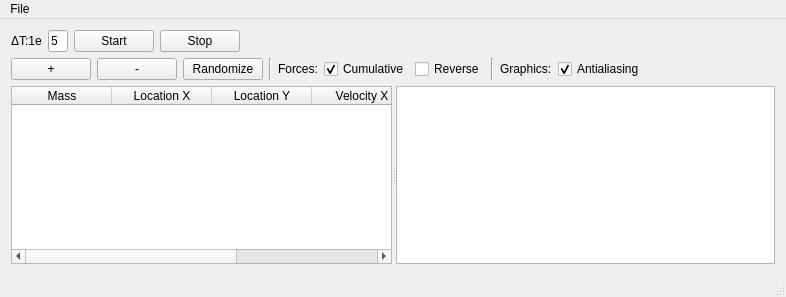
Old version of the form source/ObjectSelector/mainwindow.ui in the repository CDavantzis/GravitySimulator.
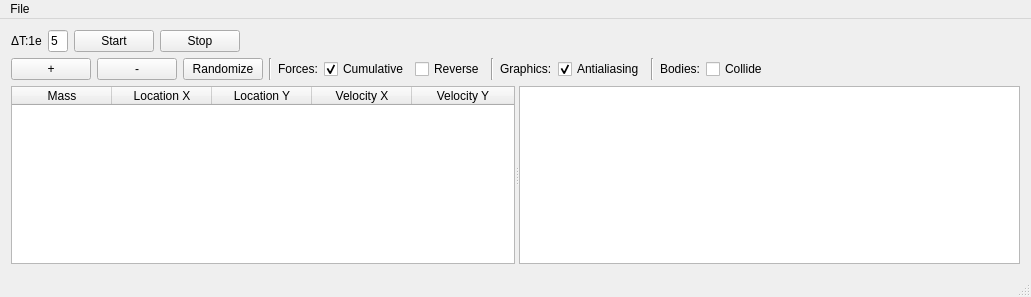
New version of the form. Custom widgets are drawn as their Qt base class.

```diff
--- a/source/ObjectSelector/mainwindow.ui
+++ b/source/ObjectSelector/mainwindow.ui
@@ -6,7 +6,7 @@
    <rect>
     <x>0</x>
     <y>0</y>
-    <width>786</width>
+    <width>1031</width>
     <height>297</height>
    </rect>
   </property>
@@ -195,6 +195,27 @@
         </property>
        </widget>
       </item>
+      <item>
+       <widget class="Line" name="line_3">
+        <property name="orientation">
+         <enum>Qt::Vertical</enum>
+        </property>
+       </widget>
+      </item>
+      <item>
+       <widget class="QLabel" name="label_4">
+        <property name="text">
+         <string>Bodies:</string>
+        </property>
+       </widget>
+      </item>
+      <item>
+       <widget class="QCheckBox" name="checkBox_bodies_collide">
+        <property name="text">
+         <string>Collide</string>
+        </property>
+       </widget>
+      </item>
       <item>
        <spacer name="horizontalSpacer">
         <property name="orientation">
@@ -307,7 +328,7 @@
     <rect>
      <x>0</x>
      <y>0</y>
-     <width>786</width>
+     <width>1031</width>
      <height>21</height>
     </rect>
    </property>
```
